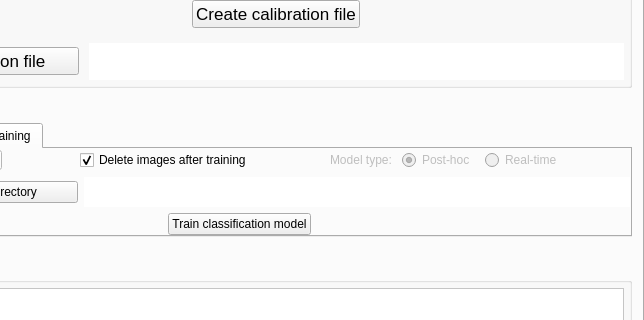
The window that accusleepy/gui/primary_window.ui (zekebarger/AccuSleePy) describes before a commit, drawn with Qt 5; both pictures show x 390 to 1034 and y 214 to 534 of the 1034 by 686 pixel window.
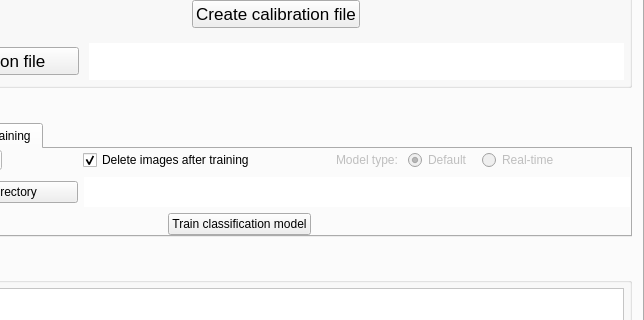
The same window after the commit. The open tabs and pages were chosen to show the change. Icons and pictures are not drawn.

What changed in the file:
```diff
--- a/accusleepy/gui/primary_window.ui
+++ b/accusleepy/gui/primary_window.ui
@@ -811,7 +811,7 @@
                          </sizepolicy>
                         </property>
                         <property name="text">
-                         <string>Post-hoc</string>
+                         <string>Default</string>
                         </property>
                         <property name="checked">
                          <bool>true</bool>
```
Left out of the diff: 4 changed lines with no effect on the pictures.
